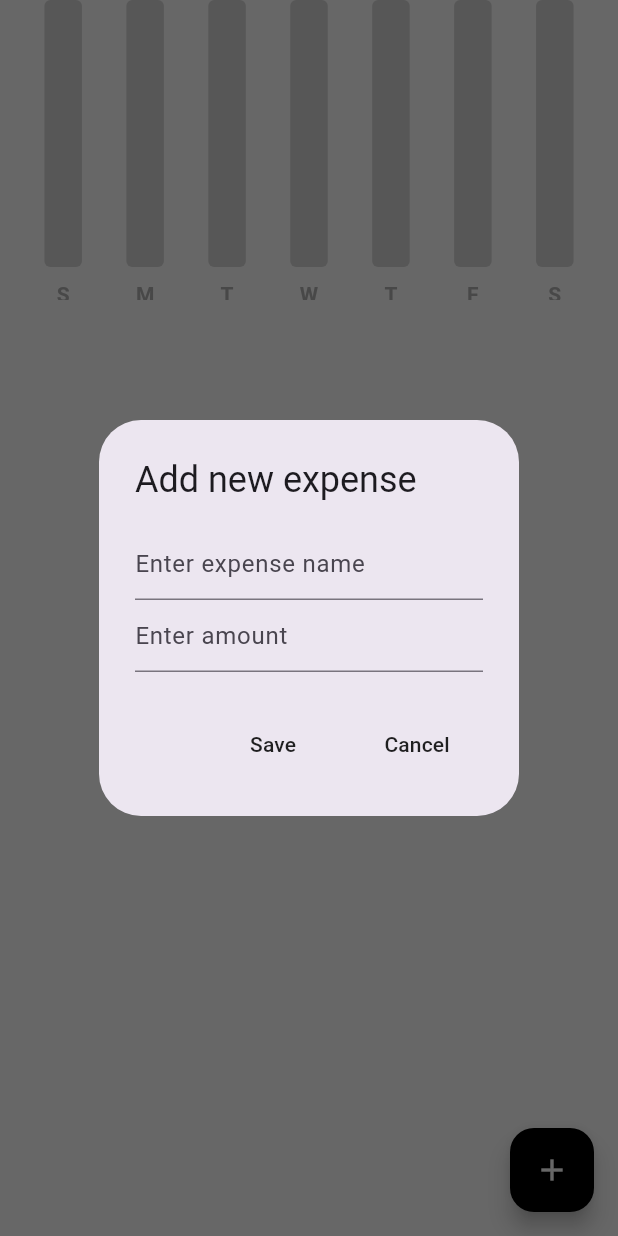
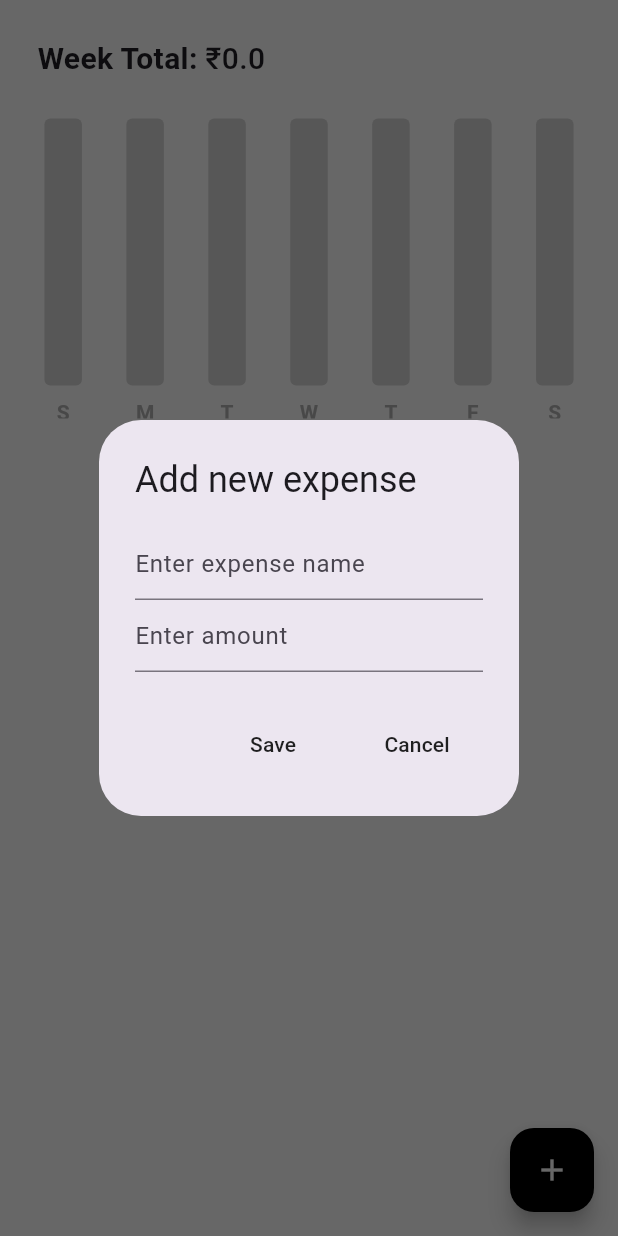
Before and after one commit to harshthakur3/flutter_expense_tracker, a Flutter app: the screen it shows after launch, after a tap on the "add" icon, on a phone screen of 412 x 824 dp. Run offline on Flutter 3.47's test engine with Material 3 defaults, Android fonts, the phone set to English and light mode, and no system bars; drawn by our look-alikes of fl_chart; our stand-ins replace flutter_slidable, hive, hive_flutter; accounts and stored records are empty.

Commit message:
finishing touches

```diff
--- a/lib/components/expense_summary.dart
+++ b/lib/components/expense_summary.dart
@@ -36,10 +36,39 @@ class ExpenseSummary extends StatelessWidget {
         // Calculate maxY dynamically
         double maxY = [sun, mon, tue, wed, thur, fri, sat].reduce((a, b) => a > b ? a : b);
 
-        // Optionally fallback to 100 if all values are 0
-        if (maxY == 0) maxY = 100;
+        // Optionally fallback to 300 if all values are too low
+        if (maxY <= 300) maxY = 300;
 
-        return SizedBox(
+        // Week total
+        double weekTotal = sun + mon + tue + wed + thur + fri + sat;
+
+        return Column(
+          children: [
+          // week total
+          Padding(
+            padding: const EdgeInsets.all(25.0),
+            child: Row(
+              children: [
+                const Text(
+                  'Week Total: ',
+                  style: TextStyle(
+                    fontWeight: FontWeight.bold,
+                    fontSize: 20, // ⬅️ Increased size
+                  ),
+                ),
+                Text(
+                  '₹${weekTotal.toString()}',
+                  style: const TextStyle(
+                    fontSize: 20, // ⬅️ Increased size
+                    fontWeight: FontWeight.w500,
+                  ),
+                ),
+              ],
+            ),
+          ),
+
+            // bar graph
+            SizedBox(
               height: 200,
               child: MyBarGraph(
                 maxY: maxY,
@@ -51,6 +80,8 @@ class ExpenseSummary extends StatelessWidget {
                 friAmount: fri,
                 satAmount: sat,
               ),
+            ),
+          ],
         );
       },
     );
--- a/lib/data/hive_database.dart
+++ b/lib/data/hive_database.dart
@@ -3,7 +3,7 @@ import '../models/expense_item.dart';
 
 class HiveDataBase {
   // reference our box
-  final _myBox = Hive.box("expense_database");
+  final _myBox = Hive.box("expense_database1");
 
   // write data
   void saveData(List<ExpenseItem> allExpense) {
--- a/lib/main.dart
+++ b/lib/main.dart
@@ -10,7 +10,7 @@ void main() async{
   await Hive.initFlutter();
 
   // open a hive box
-  await Hive.openBox("expense_database");
+  await Hive.openBox("expense_database1");
 
 
   runApp(const MyApp());
--- a/lib/pages/home_page.dart
+++ b/lib/pages/home_page.dart
@@ -7,6 +7,7 @@ import 'package:provider/provider.dart';
 
 class HomePage extends StatefulWidget {
   const HomePage({super.key});
+
   @override
   State<HomePage> createState() => _HomePageState();
 }
@@ -16,11 +17,9 @@ class _HomePageState extends State<HomePage> {
   final newExpenseNameController = TextEditingController();
   final newExpenseAmountController = TextEditingController();
 
-
   @override
   void initState() {
     super.initState();
-
     Provider.of<ExpenseData>(context, listen: false).prepareData();
   }
 
@@ -29,60 +28,72 @@ class _HomePageState extends State<HomePage> {
     showDialog(
       context: context,
       builder: (context) => AlertDialog(
-        title: Text('Add new expense'),
+        title: const Text('Add new expense'),
         content: Column(
           mainAxisSize: MainAxisSize.min,
           children: [
             // expense name
             TextField(
               controller: newExpenseNameController,
-              decoration: InputDecoration(
+              decoration: const InputDecoration(
                 hintText: 'Enter expense name',
               ),
             ),
-
             // expense amount
             TextField(
               controller: newExpenseAmountController,
               keyboardType: TextInputType.number,
-              decoration: InputDecoration(
+              decoration: const InputDecoration(
                 hintText: 'Enter amount',
               ),
             ),
           ],
-
-        ), // Column
+        ),
         actions: [
           // save button
           MaterialButton(
             onPressed: save,
-            child: Text('Save'),
-          ), // MaterialButton
-
+            child: const Text('Save'),
+          ),
           // cancel button
           MaterialButton(
             onPressed: cancel,
-            child: Text('Cancel'),
-          ), // MaterialButton
+            child: const Text('Cancel'),
+          ),
         ],
-      ), // AlertDialog
+      ),
     );
+  }
+
+  // delete
+  void deleteExpense(ExpenseItem expense) {
+    Provider.of<ExpenseData>(context, listen: false).deleteExpense(expense);
   }
 
   // save
   void save() {
-    // create expense item
+    if (newExpenseNameController.text.isNotEmpty &&
+        newExpenseAmountController.text.isNotEmpty) {
       ExpenseItem newExpense = ExpenseItem(
         name: newExpenseNameController.text,
         amount: newExpenseAmountController.text,
         dateTime: DateTime.now(),
-    ); // ExpenseItem
-    // add the new expense
+      );
+
       Provider.of<ExpenseData>(context, listen: false).addNewExpense(newExpense);
-
       Navigator.pop(context);
       clear();
+    } else {
+      ScaffoldMessenger.of(context).showSnackBar(
+        const SnackBar(
+          content: Text("Please fill in both fields"),
+          backgroundColor: Colors.red,
+          duration: Duration(seconds: 2),
+        ),
+      );
     }
+  }
+
 
   // cancel
   void cancel() {
@@ -106,16 +117,12 @@ class _HomePageState extends State<HomePage> {
           backgroundColor: Colors.black,
           foregroundColor: Colors.grey[300],
           child: const Icon(Icons.add),
-        ), // FloatingActionButton
-        body: ListView(children: [
+        ),
+        body: ListView(
+          children: [
             // weekly summary
             ExpenseSummary(startOfWeek: value.startOfWeekDate()),
-
-
-          const SizedBox(height: 20), // spacing
-
-
-
+            const SizedBox(height: 20),
             // expense list
             ListView.builder(
               shrinkWrap: true,
@@ -125,10 +132,13 @@ class _HomePageState extends State<HomePage> {
                 name: value.getAllExpenseList()[index].name,
                 amount: value.getAllExpenseList()[index].amount,
                 dateTime: value.getAllExpenseList()[index].dateTime,
-            ), // ExpenseTile
-          ), // ListView.builder
-        ]), // ListView
-      ), // Scaffold
-    ); // Consumer
+                onPressed: (context) =>
+                    deleteExpense(value.getAllExpenseList()[index]),
+              ),
+            ),
+          ],
+        ),
+      ),
+    );
   }
 }
--- a/pubspec.yaml
+++ b/pubspec.yaml
@@ -38,6 +38,7 @@ dependencies:
   fl_chart: ^0.65.0
   hive: ^2.2.3
   hive_flutter: ^1.1.0
+  flutter_slidable: ^4.0.0
 
 dev_dependencies:
   flutter_test:
```
Also changed, not shown: lib/components/expense_tile.dart (+23 -7 lines), pubspec.lock. Lines whose indentation alone changed are shown as unchanged.
